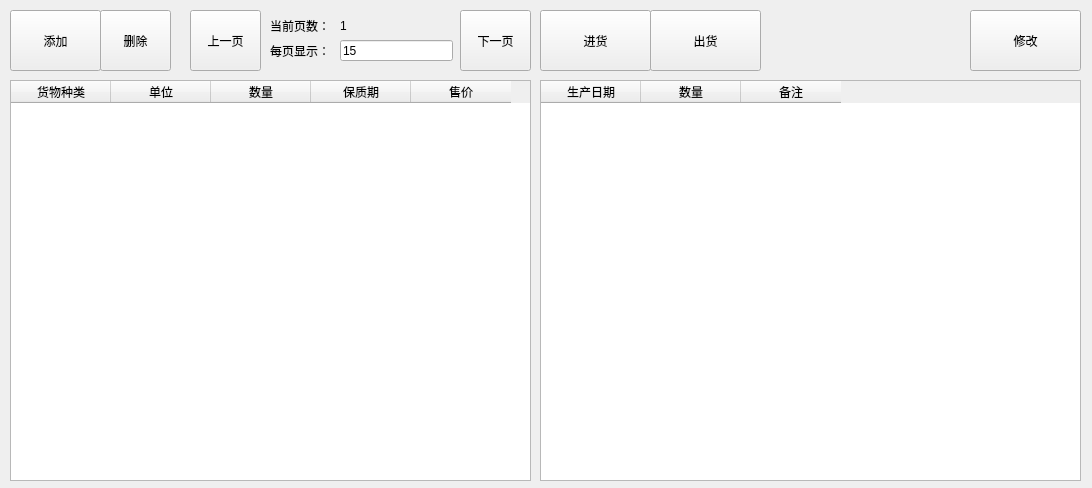
The window that ui/stock.ui (LunziQwQ/kylin_dealer) describes before a commit, drawn with Qt 5.
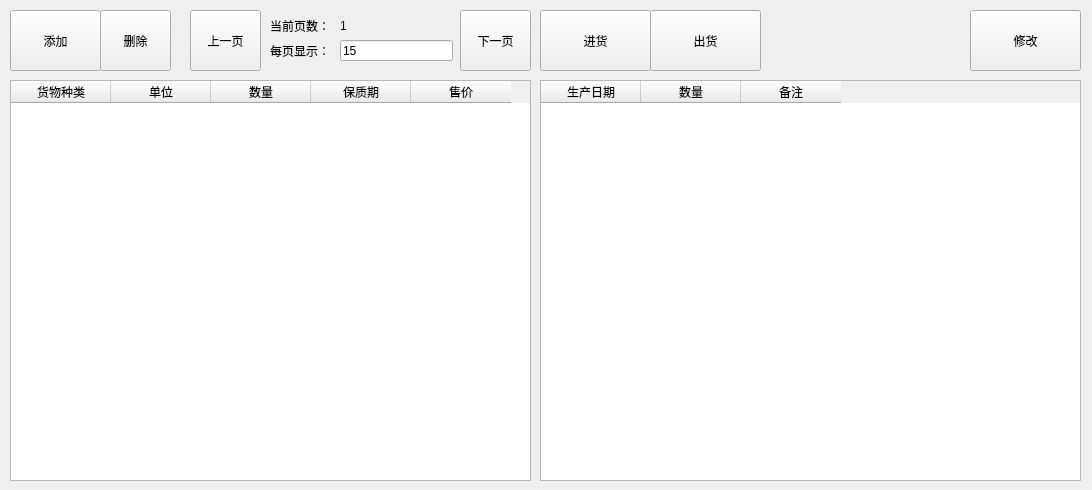
The same window after the commit.

What changed in the file:
```diff
--- a/ui/stock.ui
+++ b/ui/stock.ui
@@ -7,7 +7,7 @@
     <x>0</x>
     <y>0</y>
     <width>1092</width>
-    <height>488</height>
+    <height>490</height>
    </rect>
   </property>
   <property name="windowTitle">
```
